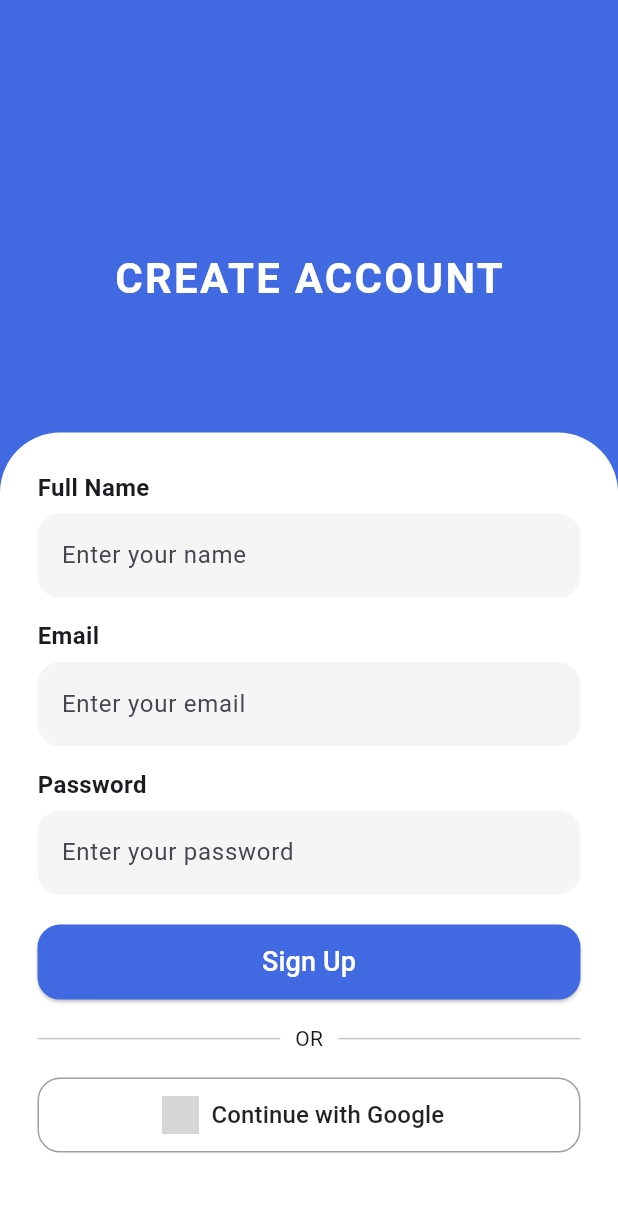
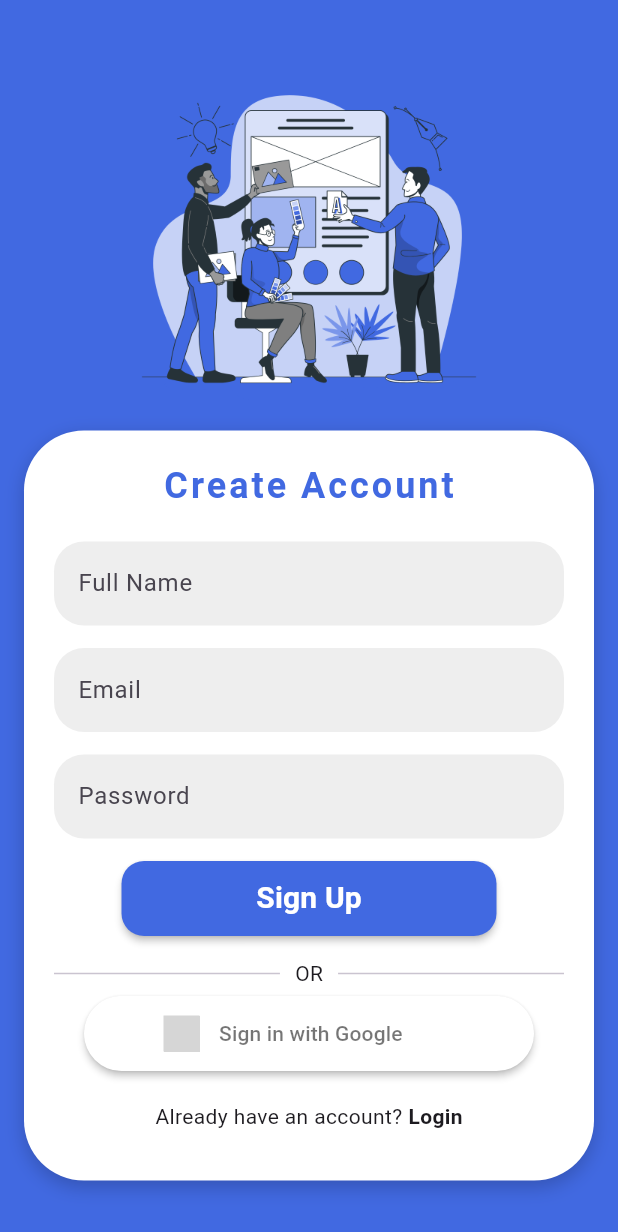
Before and after one commit to Moazzamkhan19/Shigoto, a Flutter app: the SignupScreen screen opened by its route, on a phone screen of 412 x 824 dp. Shown: the top 1232 px of the screen. Run offline on Flutter 3.47's test engine with Material 3 defaults, Android fonts, the phone set to English and light mode, and no system bars; our stand-ins replace fl_chart, flutter_signin_button; grey boxes are pictures that could not be loaded.

Commit message:
SignUp Screen and Login Update - Naveed

```diff
--- a/lib/View/SignupScreen.dart
+++ b/lib/View/SignupScreen.dart
@@ -1,126 +1,136 @@
 import 'package:flutter/material.dart';
-import 'package:shigoto/View/settings_screen.dart';
+import 'package:flutter_signin_button/flutter_signin_button.dart';
+import 'package:shigoto/View/DashboardScreen.dart';
 
-class SignupScreen extends StatelessWidget {
+class SignupScreen extends StatefulWidget {
   const SignupScreen({super.key});
 
+  @override
+  State<SignupScreen> createState() => _SignupScreenState();
+}
+
+class _SignupScreenState extends State<SignupScreen> {
   @override
   Widget build(BuildContext context) {
     return Scaffold(
       backgroundColor: const Color(0xFF4169E1),
-      body: Stack(
+      body: SafeArea(
+        child: Center(
+          child: Padding(
+            padding: const EdgeInsets.all(5),
+            child: Column(
+              mainAxisAlignment: MainAxisAlignment.center,
+              crossAxisAlignment: CrossAxisAlignment.center,
               children: [
-          // 🔵 Blue top section
+                // Vector image at the top
                 Container(
-            height: MediaQuery.of(context).size.height * 0.45,
-            color: const Color(0xFF4169E1),
-            child: const Center(
-              child: Text(
-                'CREATE ACCOUNT',
+                  height: 250,
+                  width: 330,
+                  child: Image.asset("assets/images/signupVector.png"),
+                ),
+
+                // White container with form fields
+                Container(
+                  height: 500,
+                  width: 380,
+                  padding: const EdgeInsets.all(20),
+                  decoration: BoxDecoration(
+                    color: Colors.white,
+                    borderRadius: BorderRadius.circular(40),
+                    boxShadow: [
+                      BoxShadow(
+                        color: Colors.black.withOpacity(0.2),
+                        blurRadius: 10,
+                        offset: const Offset(0, 4),
+                      ),
+                    ],
+                  ),
+                  child: Column(
+                    crossAxisAlignment: CrossAxisAlignment.center,
+                    children: [
+                      const Text(
+                        "Create Account",
                         style: TextStyle(
-                  color: Colors.white,
-                  fontSize: 28,
-                  fontWeight: FontWeight.bold,
-                  letterSpacing: 1.5,
+                          color: Color(0xFF4169E1),
+                          fontSize: 24,
+                          fontWeight: FontWeight.w600,
+                          letterSpacing: 2,
                         ),
                       ),
-            ),
-          ),
+                      const SizedBox(height: 20),
 
-          // ⚪ White bottom section
-          Align(
-            alignment: Alignment.bottomCenter,
-            child: Container(
-              height: MediaQuery.of(context).size.height * 0.65,
-              width: double.infinity,
-              decoration: const BoxDecoration(
-                color: Colors.white,
-                borderRadius: BorderRadius.only(
-                  topLeft: Radius.circular(40),
-                  topRight: Radius.circular(40),
-                ),
-              ),
-              child: SingleChildScrollView(
-                padding: const EdgeInsets.symmetric(horizontal: 25, vertical: 25),
-                child: Column(
-                  crossAxisAlignment: CrossAxisAlignment.start,
-                  children: [
-                    const Text('Full Name',
-                        style: TextStyle(fontSize: 16, fontWeight: FontWeight.w600)),
-                    const SizedBox(height: 6),
+                      // Full Name
                       TextField(
                         decoration: InputDecoration(
-                        hintText: 'Enter your name',
+                          labelText: "Full Name",
+                          fillColor: Colors.grey[200],
                           filled: true,
-                        fillColor: Colors.grey[100],
                           border: OutlineInputBorder(
-                          borderRadius: BorderRadius.circular(15),
+                            borderRadius: BorderRadius.circular(20),
                             borderSide: BorderSide.none,
                           ),
                         ),
                       ),
-                    const SizedBox(height: 14),
+                      const SizedBox(height: 15),
 
-                    const Text('Email',
-                        style: TextStyle(fontSize: 16, fontWeight: FontWeight.w600)),
-                    const SizedBox(height: 6),
+                      // Email
                       TextField(
                         decoration: InputDecoration(
-                        hintText: 'Enter your email',
+                          labelText: "Email",
+                          fillColor: Colors.grey[200],
                           filled: true,
-                        fillColor: Colors.grey[100],
                           border: OutlineInputBorder(
-                          borderRadius: BorderRadius.circular(15),
+                            borderRadius: BorderRadius.circular(20),
                             borderSide: BorderSide.none,
                           ),
                         ),
                       ),
-                    const SizedBox(height: 14),
+                      const SizedBox(height: 15),
 
-                    const Text('Password',
-                        style: TextStyle(fontSize: 16, fontWeight: FontWeight.w600)),
-                    const SizedBox(height: 6),
+                      // Password
                       TextField(
                         obscureText: true,
                         decoration: InputDecoration(
-                        hintText: 'Enter your password',
+                          labelText: "Password",
+                          fillColor: Colors.grey[200],
                           filled: true,
-                        fillColor: Colors.grey[100],
                           border: OutlineInputBorder(
-                          borderRadius: BorderRadius.circular(15),
+                            borderRadius: BorderRadius.circular(20),
                             borderSide: BorderSide.none,
                           ),
                         ),
                       ),
-                    const SizedBox(height: 20),
+                      const SizedBox(height: 15),
 
-                    // ✅ Sign Up Button (navigates to settings screen)
+                      // Sign Up button
                       SizedBox(
-                      width: double.infinity,
+                        width: 250,
                         height: 50,
                         child: ElevatedButton(
                           onPressed: () {
-                          Navigator.push(
-                            context,
-                            MaterialPageRoute(
-                                builder: (context) => const SettingsScreen()),
-                          );
+                            Navigator.pushReplacementNamed(
+                                context, '/Dashboard');
                           },
                           style: ElevatedButton.styleFrom(
                             backgroundColor: const Color(0xFF4169E1),
+                            elevation: 2,
                             shape: RoundedRectangleBorder(
                               borderRadius: BorderRadius.circular(15),
                             ),
                           ),
                           child: const Text(
-                          'Sign Up',
-                          style: TextStyle(fontSize: 18, color: Colors.white),
+                            "Sign Up",
+                            style: TextStyle(
+                              color: Colors.white,
+                              fontSize: 20,
+                              fontWeight: FontWeight.bold,
                             ),
                           ),
                         ),
+                      ),
+                      const SizedBox(height: 15),
 
-                    const SizedBox(height: 16),
-
+                      // OR Divider
                       Row(
                         children: const [
                           Expanded(child: Divider(thickness: 1)),
@@ -132,28 +142,43 @@ class SignupScreen extends StatelessWidget {
                         ],
                       ),
 
-                    const SizedBox(height: 16),
+                      const SizedBox(height: 5),
 
+                      // Google Sign-in Button
                       SizedBox(
-                      width: double.infinity,
+                        width: 300,
                         height: 50,
-                      child: OutlinedButton.icon(
+                        child: SignInButton(
+                          Buttons.Google,
                           onPressed: () {},
-                        style: OutlinedButton.styleFrom(
-                          side: const BorderSide(color: Colors.grey),
                           shape: RoundedRectangleBorder(
-                            borderRadius: BorderRadius.circular(15),
+                            borderRadius: BorderRadius.circular(30),
                           ),
                         ),
-                        icon: Image.network(
-                          'https://pngimg.com/uploads/google/google_PNG19635.png',
-                          height: 25,
-                          width: 25,
                       ),
-                        label: const Text(
-                          'Continue with Google',
-                          style: TextStyle(fontSize: 16, color: Colors.black87),
+
+                      const SizedBox(height: 20),
+                      // Already have account?
+                      Row(
+                        mainAxisAlignment: MainAxisAlignment.center,
+                        children: [
+                          const Text(
+                              "Already have an account?", style: TextStyle(
+                              fontSize: 14)),
+                          const SizedBox(width: 4),
+                          GestureDetector(
+                            onTap: () {
+                              Navigator.pushReplacementNamed(context, '/login');
+                            },
+                            child: const Text(
+                              "Login",
+                              style: TextStyle(
+                                  fontWeight: FontWeight.bold, fontSize: 14),
                             ),
+                          ),
+                        ],
+                      ),
+                    ],
                   ),
                 ),
               ],
@@ -161,8 +186,7 @@ class SignupScreen extends StatelessWidget {
           ),
         ),
       ),
-        ],
-      ),
     );
   }
+
 }
--- a/lib/main.dart
+++ b/lib/main.dart
@@ -21,7 +21,7 @@ class MyApp extends StatelessWidget {
   Widget build(BuildContext context) {
     return MaterialApp(
       debugShowCheckedModeBanner: false,
-      home: Loginscreen(), // start normally
+      home: SplashScreen(), // start normally
       routes: {
         '/login': (context) => const Loginscreen(),
         '/Dashboard': (context) => const Dashboardscreen(),
```
Also changed, not shown: lib/View/LoginScreen.dart (+66 -70 lines). Lines whose indentation alone changed are shown as unchanged.
